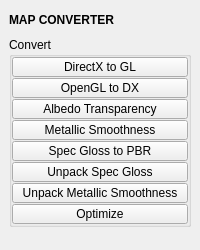
Old version of the form pythontk/img_utils/map_converter.ui in the repository m3trik/pythontk.
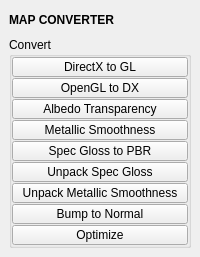
New version of the form. Custom widgets are drawn as their Qt base class.

The edit to the form file:
```diff
--- a/pythontk/img_utils/map_converter.ui
+++ b/pythontk/img_utils/map_converter.ui
@@ -143,7 +143,7 @@
           </widget>
          </item>
          <item>
-          <widget class="QPushButton" name="b002">
+          <widget class="QPushButton" name="b004">
            <property name="enabled">
             <bool>true</bool>
            </property>
@@ -168,7 +168,7 @@
           </widget>
          </item>
          <item>
-          <widget class="QPushButton" name="b003">
+          <widget class="QPushButton" name="b005">
            <property name="enabled">
             <bool>true</bool>
            </property>
@@ -218,7 +218,7 @@
           </widget>
          </item>
          <item>
-          <widget class="QPushButton" name="b005">
+          <widget class="QPushButton" name="b007">
            <property name="enabled">
             <bool>true</bool>
            </property>
@@ -243,7 +243,7 @@
           </widget>
          </item>
          <item>
-          <widget class="QPushButton" name="b004">
+          <widget class="QPushButton" name="b006">
            <property name="enabled">
             <bool>true</bool>
            </property>
@@ -267,6 +267,31 @@
            </property>
           </widget>
          </item>
+    <item>
+     <widget class="PushButton" name="tb003">
+      <property name="enabled">
+       <bool>true</bool>
+      </property>
+      <property name="minimumSize">
+       <size>
+        <width>0</width>
+        <height>20</height>
+       </size>
+      </property>
+      <property name="maximumSize">
+       <size>
+        <width>16777215</width>
+        <height>20</height>
+       </size>
+      </property>
+      <property name="toolTip">
+       <string>&lt;html&gt;&lt;head/&gt;&lt;body&gt;&lt;p&gt;&lt;span style=&quot; font-weight:600;&quot;&gt;Bump to Normal&lt;/span&gt;&lt;br/&gt;Converts Bump/Height to Normal with options available in the tool menu.&lt;br/&gt;&lt;br/&gt;&lt;span style=&quot; font-weight:600;&quot;&gt;Options:&lt;/span&gt; Choose OpenGL or DirectX format and set intensity.&lt;/p&gt;&lt;/body&gt;&lt;/html&gt;</string>
+      </property>
+      <property name="text">
+       <string>Bump to Normal</string>
+      </property>
+     </widget>
+    </item>
          <item>
           <widget class="PushButton" name="tb000">
            <property name="enabled">
```
